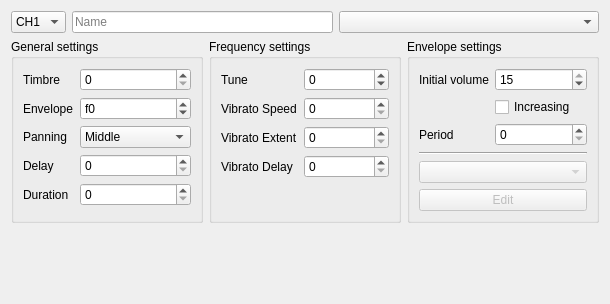
The window that ui/designer/InstrumentEditor.ui (stoneface86/trackerboy) describes before a commit, drawn with Qt 5.
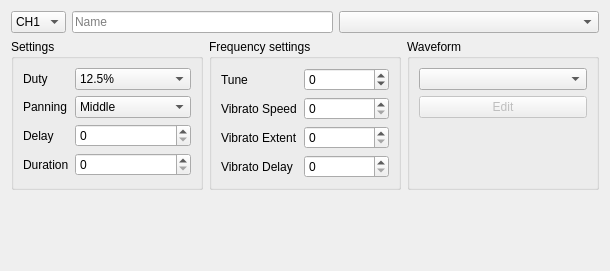
The same window after the commit. Custom widgets are drawn as their Qt base class.

Commit message: InstrumentEditor now modifies the current instrument add EnvelopeForm widget for setting an instrument's envelope add idToModel method in BaseTableModel add methods for modifying the current instrument in InstrumentListModel Instrument defaults panning to 0x11 on construction

```diff
--- a/ui/designer/InstrumentEditor.ui
+++ b/ui/designer/InstrumentEditor.ui
@@ -7,7 +7,7 @@
     <x>0</x>
     <y>0</y>
     <width>606</width>
-    <height>294</height>
+    <height>257</height>
    </rect>
   </property>
   <property name="windowTitle">
@@ -15,7 +15,7 @@
   </property>
   <layout class="QVBoxLayout" name="verticalLayout">
    <item>
-    <layout class="QVBoxLayout" name="verticalLayout_3">
+    <layout class="QVBoxLayout" name="verticalLayout_3" stretch="0,1">
      <item>
       <layout class="QHBoxLayout" name="horizontalLayout_4" stretch="0,1,1">
        <item>
@@ -65,36 +65,48 @@
           </sizepolicy>
          </property>
          <property name="title">
-          <string>General settings</string>
+          <string>Settings</string>
          </property>
          <layout class="QFormLayout" name="formLayout_2">
           <item row="0" column="0">
            <widget class="QLabel" name="label">
             <property name="text">
-             <string>Timbre</string>
-            </property>
-            <property name="alignment">
-             <set>Qt::AlignRight|Qt::AlignTrailing|Qt::AlignVCenter</set>
+             <string>Duty</string>
             </property>
            </widget>
           </item>
           <item row="0" column="1">
-           <widget class="QSpinBox" name="mTimbreSpin">
-            <property name="maximum">
-             <number>3</number>
-            </property>
+           <widget class="QComboBox" name="mTimbreCombo">
+            <item>
+             <property name="text">
+              <string>12.5%</string>
+             </property>
+            </item>
+            <item>
+             <property name="text">
+              <string>25%</string>
+             </property>
+            </item>
+            <item>
+             <property name="text">
+              <string>50%</string>
+             </property>
+            </item>
+            <item>
+             <property name="text">
+              <string>75%</string>
+             </property>
+            </item>
            </widget>
           </item>
-          <item row="2" column="0">
+          <item row="1" column="0">
            <widget class="QLabel" name="label_3">
             <property name="text">
              <string>Panning</string>
             </property>
            </widget>
           </item>
-          <item row="2" column="1">
-           <layout class="QHBoxLayout" name="horizontalLayout_10">
-            <item>
+          <item row="1" column="1">
              <widget class="QComboBox" name="mPanningCombo">
               <property name="currentIndex">
                <number>2</number>
@@ -116,56 +128,34 @@
               </item>
              </widget>
             </item>
-           </layout>
-          </item>
-          <item row="3" column="0">
+          <item row="2" column="0">
            <widget class="QLabel" name="label_4">
             <property name="text">
              <string>Delay</string>
             </property>
            </widget>
           </item>
-          <item row="3" column="1">
+          <item row="2" column="1">
            <widget class="QSpinBox" name="mDelaySpin">
             <property name="toolTip">
              <string>Number of frames to wait before triggering a note, 0 means trigger instantly</string>
             </property>
            </widget>
           </item>
-          <item row="4" column="0">
+          <item row="3" column="0">
            <widget class="QLabel" name="label_5">
             <property name="text">
              <string>Duration</string>
             </property>
            </widget>
           </item>
-          <item row="4" column="1">
+          <item row="3" column="1">
            <widget class="QSpinBox" name="mDurationSpin">
             <property name="toolTip">
              <string>Number of frames the note is active for, use 0 for infinite duration</string>
             </property>
            </widget>
           </item>
-          <item row="1" column="0">
-           <widget class="QLabel" name="label_2">
-            <property name="text">
-             <string>Envelope</string>
-            </property>
-           </widget>
-          </item>
-          <item row="1" column="1">
-           <widget class="QSpinBox" name="mEnvelopeSpin">
-            <property name="maximum">
-             <number>255</number>
-            </property>
-            <property name="value">
-             <number>240</number>
-            </property>
-            <property name="displayIntegerBase">
-             <number>16</number>
-            </property>
-           </widget>
-          </item>
          </layout>
         </widget>
        </item>
@@ -258,62 +248,13 @@
        <item>
         <widget class="QGroupBox" name="mGroupEnvelope">
          <property name="title">
-          <string>Envelope settings</string>
+          <string>Waveform</string>
          </property>
-         <layout class="QVBoxLayout" name="verticalLayout_7">
-          <item>
-           <layout class="QFormLayout" name="formLayout">
-            <item row="0" column="0">
-             <widget class="QLabel" name="label_26">
-              <property name="text">
-               <string>Initial volume</string>
-              </property>
-             </widget>
-            </item>
-            <item row="0" column="1">
-             <widget class="QSpinBox" name="mEnvelopeInitVolumeSpin">
-              <property name="maximum">
-               <number>15</number>
-              </property>
-              <property name="value">
-               <number>15</number>
-              </property>
-             </widget>
-            </item>
-            <item row="1" column="1">
-             <widget class="QCheckBox" name="mEnvelopeIncreasingCheckbox">
-              <property name="text">
-               <string>Increasing</string>
-              </property>
-             </widget>
-            </item>
-            <item row="2" column="0">
-             <widget class="QLabel" name="label_27">
-              <property name="text">
-               <string>Period</string>
-              </property>
-             </widget>
-            </item>
-            <item row="2" column="1">
-             <widget class="QSpinBox" name="mEnvelopePeriodSpin">
-              <property name="maximum">
-               <number>7</number>
-              </property>
-             </widget>
-            </item>
-           </layout>
-          </item>
-          <item>
-           <widget class="Line" name="line">
-            <property name="orientation">
-             <enum>Qt::Horizontal</enum>
-            </property>
-           </widget>
-          </item>
+         <layout class="QVBoxLayout" name="verticalLayout_4">
           <item>
            <widget class="QComboBox" name="mWaveCombo">
             <property name="enabled">
-             <bool>false</bool>
+             <bool>true</bool>
             </property>
            </widget>
           </item>
@@ -327,6 +268,19 @@
             </property>
            </widget>
           </item>
+          <item>
+           <spacer name="verticalSpacer">
+            <property name="orientation">
+             <enum>Qt::Vertical</enum>
+            </property>
+            <property name="sizeHint" stdset="0">
+             <size>
+              <width>20</width>
+              <height>40</height>
+             </size>
+            </property>
+           </spacer>
+          </item>
          </layout>
         </widget>
        </item>
```
Left out of the diff: 6 changed lines with no effect on the pictures. Lines whose indentation alone changed are shown as unchanged. The commit also changes 17 other files.
